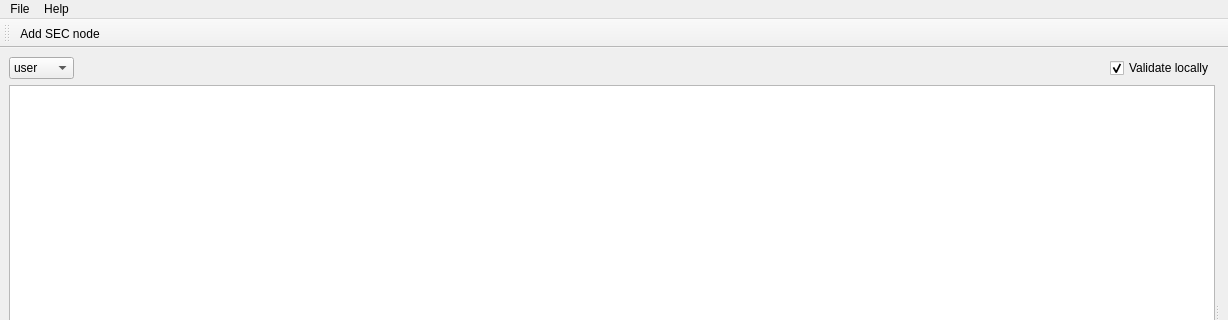
Old version of the form secop/gui/ui/mainwindow.ui in the repository SampleEnvironment/frappy; both pictures show x 0 to 1228 and y 0 to 320 of the 1228 by 600 pixel window.
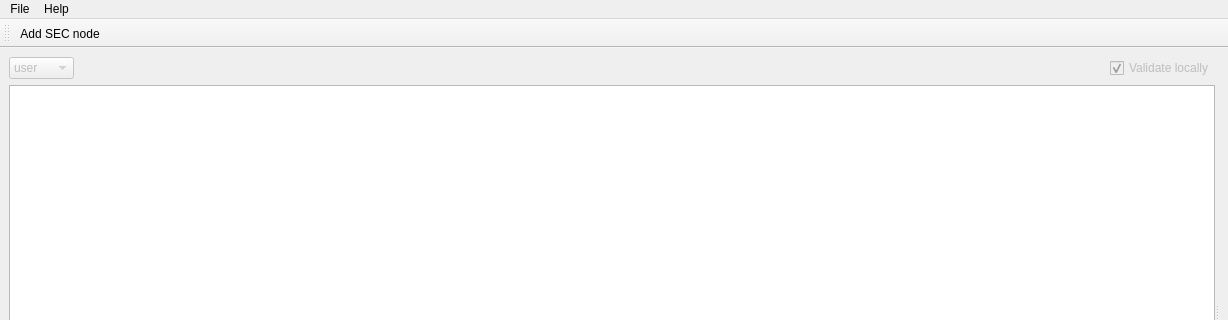
New version of the form.

```diff
--- a/secop/gui/ui/mainwindow.ui
+++ b/secop/gui/ui/mainwindow.ui
@@ -29,6 +29,9 @@
           </property>
           <item>
            <widget class="QComboBox" name="visibilityComboBox">
+            <property name="enabled">
+             <bool>false</bool>
+            </property>
             <item>
              <property name="text">
               <string>user</string>
@@ -61,6 +64,9 @@
           </item>
           <item>
            <widget class="QCheckBox" name="validateCheckBox">
+            <property name="enabled">
+             <bool>false</bool>
+            </property>
             <property name="text">
              <string>Validate locally</string>
             </property>
```
Left out of the diff: 2 changed lines with no effect on the pictures.
